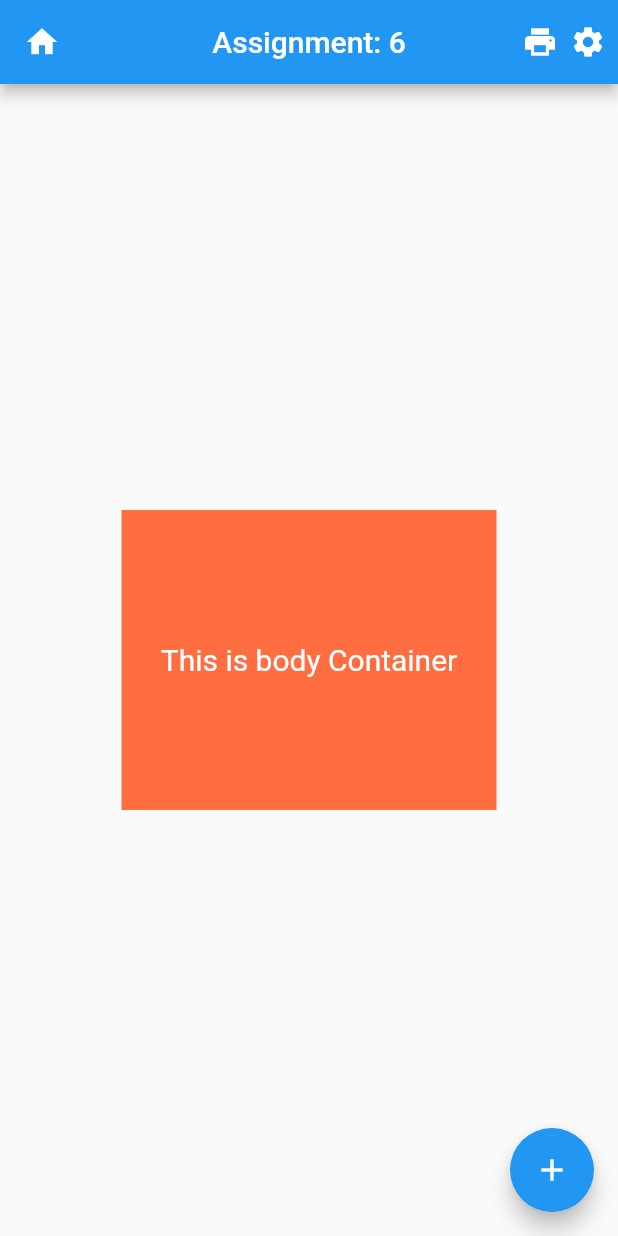
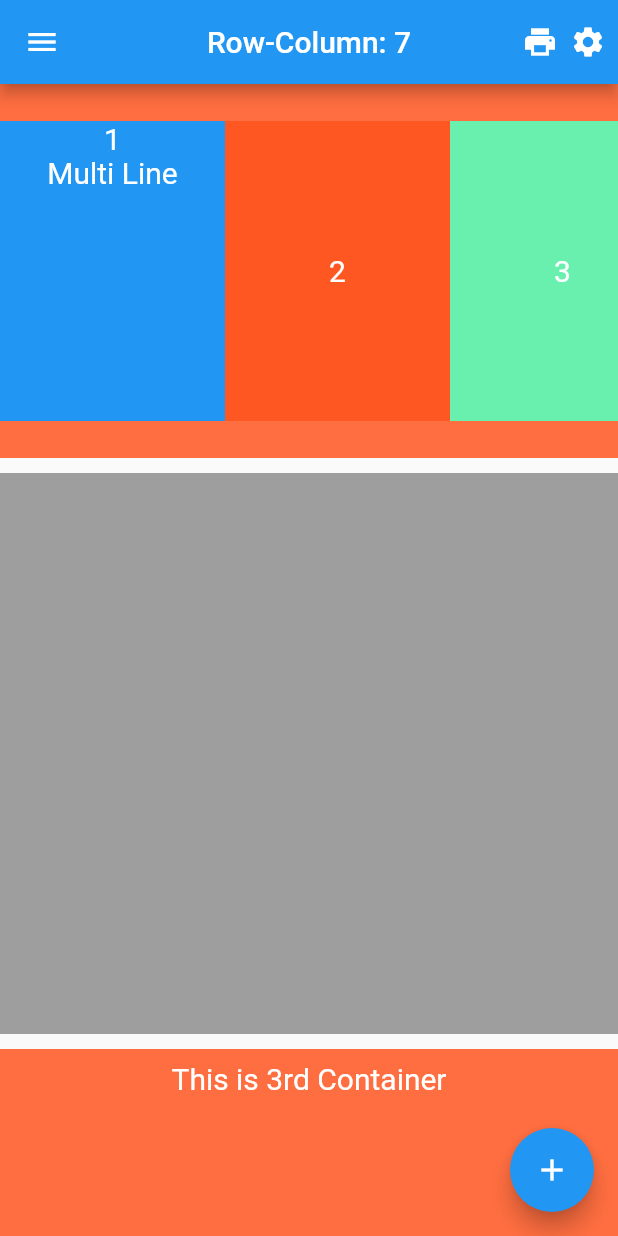
Before and after one commit to quickbd/flutter_app, a Flutter app: the screen it shows after launch, on a phone screen of 412 x 824 dp. Run offline on Flutter 3.47's test engine with Material 2 defaults, Android fonts, the phone set to English and light mode, and no system bars.

Commit message:
assignment 7

```diff
--- a/lib/home_page.dart
+++ b/lib/home_page.dart
@@ -12,7 +12,7 @@ class _HomePageState extends State<HomePage> {
     return Scaffold(
          appBar: AppBar(
            backgroundColor: Colors.blue,
-           title: Text('Assignment: 6'),
+           title: Text('Row-Column: 7'),
            leading: Icon(Icons.home),
            centerTitle: true,
            actions: [
@@ -23,6 +23,15 @@ class _HomePageState extends State<HomePage> {
              ),
            ],
          ),
+      drawer: Drawer(
+        child: Column(
+          children: [
+            Container(
+
+            )
+          ],
+        ),
+      ),
       body: Center(
         child: Container(
           width: 250.0,
--- /dev/null
+++ b/lib/home_page2.dart
@@ -0,0 +1,189 @@
+import 'package:flutter/material.dart';
+class HomePage2 extends StatefulWidget {
+  const HomePage2({super.key});
+
+  @override
+  State<HomePage2> createState() => _HomePageState();
+}
+
+class _HomePageState extends State<HomePage2> {
+  @override
+  Widget build(BuildContext context) {
+    double _width =  MediaQuery.of(context).size.width;
+    double _height = MediaQuery.of(context).size.height;
+    return Scaffold(
+         appBar: AppBar(
+           backgroundColor: Colors.blue,
+           title: Text('Row-Column: 7'),
+           //leading: Icon(Icons.home),
+           centerTitle: true,
+           actions: [
+             Icon(Icons.print),
+             Padding(
+               padding: const EdgeInsets.all(8.0),
+               child: Icon(Icons.settings),
+             ),
+           ],
+         ),
+      drawer: Drawer(
+        child: Column(
+          children: [
+            Container(
+              width: _width,
+              height: 250.0,
+              child: FlutterLogo(size: 40.0),
+            ),
+            ListTile(
+              leading: Icon(Icons.home),
+              title: Text('Home'),
+              trailing: Icon(Icons.arrow_forward),
+              onTap: (){
+                Navigator.pop(context);
+              },
+            ),
+            ListTile(
+              leading: Icon(Icons.settings),
+              title: Text('Settings'),
+              trailing: Icon(Icons.arrow_forward),
+            ),
+
+            ListTile(
+              leading: Icon(Icons.home),
+              title: Text('About'),
+              trailing: Icon(Icons.arrow_forward),
+            ),
+
+          ],
+        ),
+      ),
+      body: Center(
+
+        child: Column(
+          crossAxisAlignment: CrossAxisAlignment.center,  //start/end
+        mainAxisAlignment: MainAxisAlignment.spaceAround,  //spaceBetween/center
+        children:[
+          Expanded(
+            flex: 2,
+            child: SingleChildScrollView(
+              scrollDirection: Axis.horizontal,
+              child: Container(
+              color: Colors.deepOrangeAccent,
+                //width: _width,
+                child: Row(
+                  children: [
+                     Container(
+                       height: 200.0,
+                       width: 150.0,
+                       color: Colors.blue,
+                       child: Center(
+                         child: Column(
+                           children: [
+                             Text('1', style: TextStyle(
+                                 color:Colors.white,
+                                 fontSize: 20.0
+                             )
+                             ),Text('Multi Line', style: TextStyle(
+                                 color:Colors.white,
+                                 fontSize: 20.0
+                             )
+                             )
+                           ],
+                         ),
+                       ),
+                     ),
+                    SizedBox(height: 10.0),
+                    Container(
+                      height: 200.0,
+                      width: 150.0,
+                      color: Colors.deepOrange,
+                      child: Center(
+                        child: Text('2', style: TextStyle(
+                            color:Colors.white,
+                            fontSize: 20.0
+                        ),
+                        ),
+                      ),
+                    ),
+                    SizedBox(height: 10.0),
+                    Container(
+                      height: 200.0,
+                      width: 150.0,
+                      color: Colors.greenAccent,
+                      child: Center(
+                        child: Text('3', style: TextStyle(
+                            color:Colors.white,
+                            fontSize: 20.0
+                        ),
+                        ),
+                      ),
+                    ),
+                    SizedBox(height: 10.0),
+                    Container(
+                      height: 200.0,
+                      width: 150.0,
+                      color: Colors.black12,
+                      child: Center(
+                        child: Text('5', style: TextStyle(
+                            color:Colors.white,
+                            fontSize: 20.0
+                        ),
+                        ),
+                      ),
+                    ),
+                    SizedBox(height: 10.0),
+
+                    Container(
+                      height: 200.0,
+                      width: 150.0,
+                      color: Colors.deepOrange,
+                      child: Center(
+                        child: Text('5', style: TextStyle(
+                            color:Colors.white,
+                            fontSize: 20.0
+                        ),
+                        ),
+                      ),
+                    ),
+                  ],
+                ),
+         ),
+            ),
+          ),
+          SizedBox(height: 10.0),
+          Expanded(
+            flex: 3,
+            child: Container(
+              width: _width,
+              color: Colors.grey,
+            ),
+          ),
+          SizedBox(height: 10.0),
+          Expanded(
+            child: Container(
+              height: 200.0,
+              width: _width,
+              color: Colors.deepOrangeAccent,
+              child:  Column(
+                children: [
+                  Padding(
+                    padding: const EdgeInsets.all(8.0),
+                    child: Text('This is 3rd Container', style: TextStyle(
+                      color:Colors.white,
+                      fontSize: 20.0
+            ),
+            ),
+                  ),
+                ],
+              ),),
+          ),
+        ]
+        )
+
+      ),
+      floatingActionButton: FloatingActionButton(
+        onPressed: (){},
+        child: Icon(Icons.add),
+      ),
+    );
+  }
+}
--- a/lib/main.dart
+++ b/lib/main.dart
@@ -1,6 +1,6 @@
 import 'package:flutter/material.dart';
 
-import 'home_page.dart';
+import 'home_page2.dart';
 
 void main() {
   runApp(const MyApp());
@@ -12,7 +12,7 @@ class MyApp extends StatelessWidget {
   Widget build(BuildContext context){
   return MaterialApp(
     debugShowCheckedModeBanner: false,
-    home: HomePage(),
+    home: HomePage2(),
   );
 }
 
```
Also changed, not shown: _analysis_options.yaml (renamed from analysis_options.yaml).
